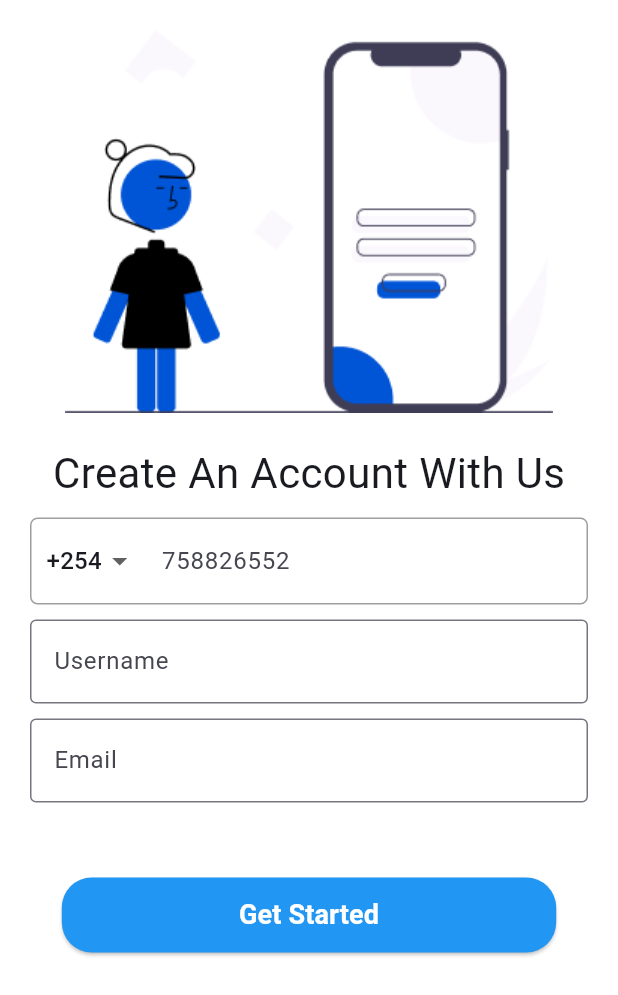
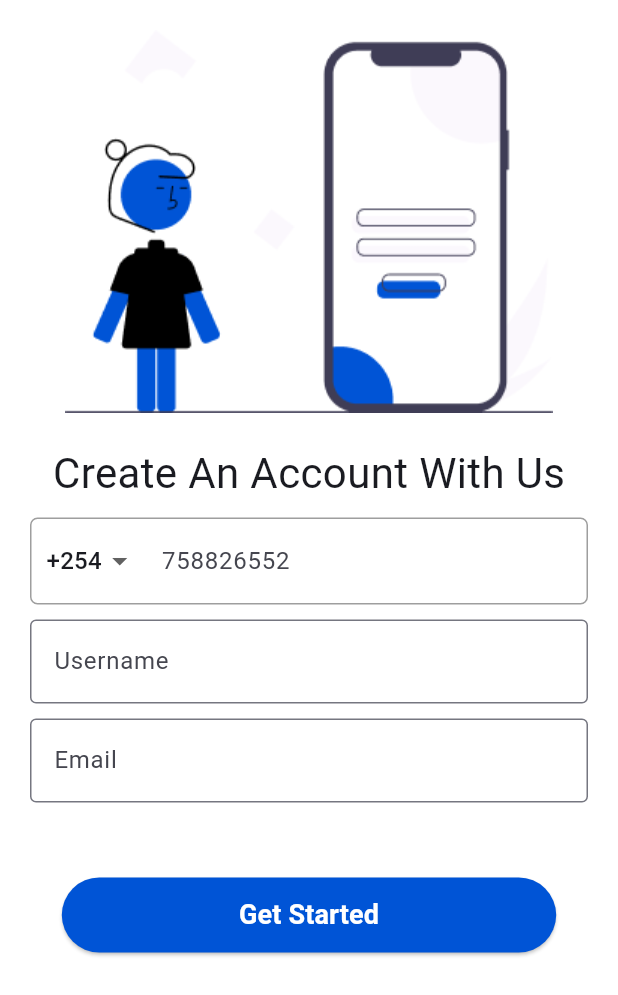
Before and after one commit to kariuki-joseph/advantage, a Flutter app: the screen it shows after launch, on a phone screen of 412 x 824 dp. Shown: the top 995 px of the screen. Run offline on Flutter 3.47's test engine with Material 3 defaults, Android fonts, the phone set to English and light mode, and no system bars; our stand-ins replace cloud_firestore, firebase_core, fluttertoast, geolocator, get and 3 more; missing offline and left inert: dart:ffi; accounts and stored records are empty.

Commit message:
move styling to app theme

```diff
--- a/lib/components/primary_button.dart
+++ b/lib/components/primary_button.dart
@@ -1,4 +1,5 @@
 import 'package:flutter/material.dart';
+import 'package:get/get.dart';
 
 class PrimaryButton extends StatelessWidget {
   final VoidCallback? onPressed;
@@ -13,13 +14,6 @@ class PrimaryButton extends StatelessWidget {
       height: 50,
       margin: const EdgeInsets.symmetric(horizontal: 10.0),
       child: ElevatedButton(
-        style: ElevatedButton.styleFrom(
-          backgroundColor: Colors.blue,
-          foregroundColor: Colors.white,
-          shape: RoundedRectangleBorder(
-            borderRadius: BorderRadius.circular(20),
-          ),
-        ),
         onPressed: onPressed,
         child: child ?? const Text(""),
       ),
```
